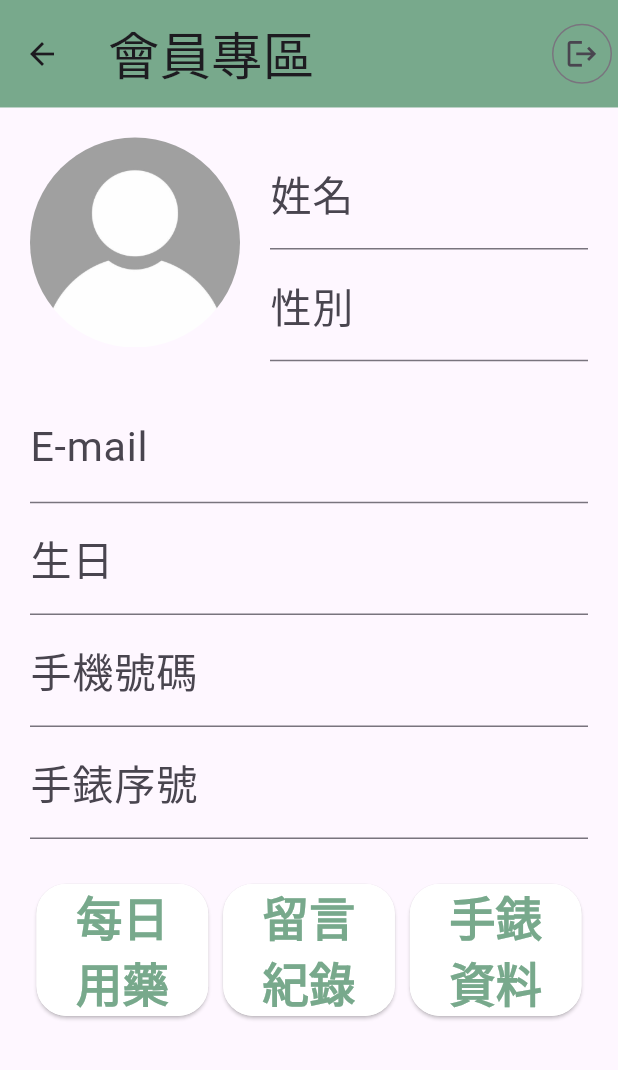
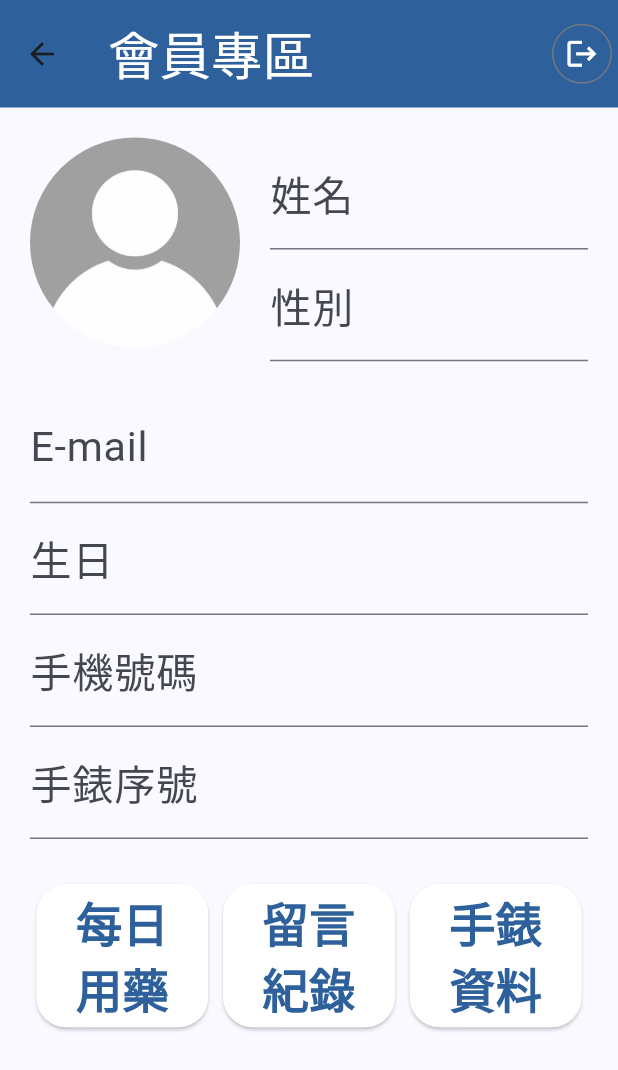
Before and after one commit to xwpi22/HEApp, a Flutter app: the AccountView screen opened by its route, on a phone screen of 412 x 824 dp. Shown: the top 1070 px of the screen. Run offline on Flutter 3.47's test engine with Material 3 defaults, Android fonts, the light colour scheme and no system bars; our stand-ins replace firebase_auth, firebase_core, flutter_screenutil, google_fonts, image_picker, material_design_icons_flutter and 2 more; accounts and stored records are empty; generated files the repository leaves out were written again.

Commit message:
change theme color to blue

```diff
--- a/lib/views/account_view/account_view.dart
+++ b/lib/views/account_view/account_view.dart
@@ -54,9 +54,12 @@ class _AccountViewState extends State<AccountView> {
     final futureBuilderKey = ValueKey(_userEmail);
     return Scaffold(
         appBar: AppBar(
-          title: const Text('會員專區'),
+          title: Text('會員專區',
+              style: Theme.of(context).textTheme.titleLarge!.copyWith(
+                    color: Theme.of(context).colorScheme.onSecondary,
+                  )),
+          backgroundColor: Color(0xFF2E609C),
           toolbarHeight: 60.h,
-          backgroundColor: globColor,
           actions: <Widget>[
             IconButton.outlined(
               onPressed: () async {
@@ -73,6 +76,7 @@ class _AccountViewState extends State<AccountView> {
               icon: Icon(
                 Icons.logout,
                 size: 20.sp,
+                color: Colors.white,
               ),
             ),
           ],
@@ -224,8 +228,8 @@ class _AccountViewState extends State<AccountView> {
                         children: [
                           ElevatedButton(
                             style: ElevatedButton.styleFrom(
-                              maximumSize: Size(120.w, 100.h),
-                              minimumSize: Size(100.w, 60.h),
+                              maximumSize: Size(120.w, 120.h),
+                              minimumSize: Size(100.w, 80.h),
                               // backgroundColor: const Color.fromARGB(255, 27, 97, 149),
                               backgroundColor: Colors.white,
                               shape: const RoundedRectangleBorder(
@@ -248,16 +252,17 @@ class _AccountViewState extends State<AccountView> {
                               style: TextStyle(
                                 fontSize: 27.sp,
                                 fontWeight: FontWeight.bold,
-                                color: globColor,
+                                color: Color(0xFF2E609C),
                               ),
-                              textScaleFactor: 1,
                             ),
                           ),
-                          const SizedBox(width: 10.0),
+                          const SizedBox(
+                            width: 10.0,
+                          ),
                           ElevatedButton(
                             style: ElevatedButton.styleFrom(
-                              maximumSize: Size(120.w, 100.h),
-                              minimumSize: Size(100.w, 60.h),
+                              maximumSize: Size(120.w, 120.h),
+                              minimumSize: Size(100.w, 80.h),
                               backgroundColor: Colors.white,
                               shape: const RoundedRectangleBorder(
                                 side: BorderSide(
@@ -279,16 +284,15 @@ class _AccountViewState extends State<AccountView> {
                               style: TextStyle(
                                 fontSize: 27.sp,
                                 fontWeight: FontWeight.bold,
-                                color: globColor,
+                                color: Color(0xFF2E609C),
                               ),
-                              textScaleFactor: 1,
                             ),
                           ),
                           const SizedBox(width: 10.0),
                           ElevatedButton(
                             style: ElevatedButton.styleFrom(
-                              maximumSize: Size(120.w, 100.h),
-                              minimumSize: Size(100.w, 60.h),
+                              maximumSize: Size(120.w, 120.h),
+                              minimumSize: Size(100.w, 80.h),
                               backgroundColor: Colors.white,
                               shape: const RoundedRectangleBorder(
                                 side: BorderSide(
@@ -310,9 +314,8 @@ class _AccountViewState extends State<AccountView> {
                               style: TextStyle(
                                 fontSize: 27.sp,
                                 fontWeight: FontWeight.bold,
-                                color: globColor,
+                                color: Color(0xFF2E609C),
                               ),
-                              textScaleFactor: 1,
                             ),
                           ),
                         ],
```
Also changed, not shown: lib/main.dart (+11 -7 lines), lib/views/account_view/asus_view/asus_vivowatch_data_view.dart (+12 -2 lines), lib/views/account_view/medication_record_view/medication_record_list_view.dart (+14 -5 lines), lib/views/account_view/messages_board_view/message_board_view.dart (+8 -2 lines), lib/views/game_home_view/games_home_view.dart (+10 -9 lines), lib/views/records_view/records_view.dart (+5 -2 lines).
